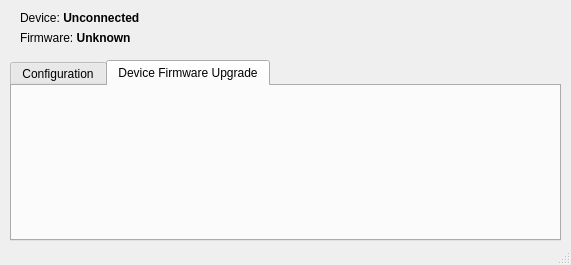
MartianZ/Project-Clock, file IN-14/User_Application/App/nixietube.ui: the form before one commit.
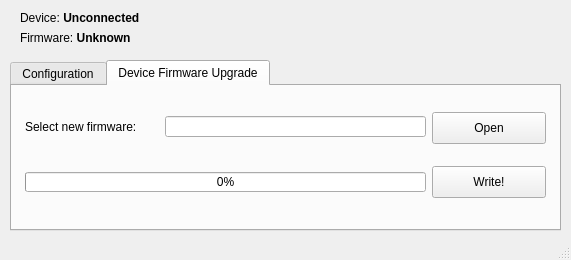
The form after the commit. The open tabs and pages were chosen to show the change.

Patch:
```diff
--- a/IN-14/User_Application/App/nixietube.ui
+++ b/IN-14/User_Application/App/nixietube.ui
@@ -10,7 +10,7 @@
     <x>0</x>
     <y>0</y>
     <width>571</width>
-    <height>265</height>
+    <height>260</height>
    </rect>
   </property>
   <property name="windowTitle">
@@ -18,12 +18,15 @@
   </property>
   <widget class="QWidget" name="centralwidget">
    <widget class="QTabWidget" name="tabWidget">
+    <property name="enabled">
+     <bool>true</bool>
+    </property>
     <property name="geometry">
      <rect>
       <x>10</x>
       <y>60</y>
       <width>551</width>
-      <height>181</height>
+      <height>171</height>
      </rect>
     </property>
     <property name="layoutDirection">
@@ -141,6 +144,68 @@
      <attribute name="title">
       <string>Device Firmware Upgrade</string>
      </attribute>
+     <widget class="QLabel" name="label">
+      <property name="geometry">
+       <rect>
+        <x>13</x>
+        <y>30</y>
+        <width>140</width>
+        <height>21</height>
+       </rect>
+      </property>
+      <property name="text">
+       <string>Select new firmware:</string>
+      </property>
+     </widget>
+     <widget class="QProgressBar" name="progressBar">
+      <property name="geometry">
+       <rect>
+        <x>13</x>
+        <y>86</y>
+        <width>401</width>
+        <height>20</height>
+       </rect>
+      </property>
+      <property name="value">
+       <number>0</number>
+      </property>
+     </widget>
+     <widget class="QLineEdit" name="lineEdit">
+      <property name="geometry">
+       <rect>
+        <x>153</x>
+        <y>30</y>
+        <width>261</width>
+        <height>21</height>
+       </rect>
+      </property>
+     </widget>
+     <widget class="QPushButton" name="pushButton">
+      <property name="geometry">
+       <rect>
+        <x>420</x>
+        <y>26</y>
+        <width>114</width>
+        <height>32</height>
+       </rect>
+      </property>
+      <property name="text">
+       <string>Open</string>
+      </property>
+     </widget>
+     <widget class="QPushButton" name="pushButton_2">
+      <property name="geometry">
+       <rect>
+        <x>420</x>
+        <y>80</y>
+        <width>114</width>
+        <height>32</height>
+       </rect>
+      </property>
+      <property name="text">
+       <string>Write!</string>
+      </property>
+     </widget>
     </widget>
    </widget>
    <widget class="QLabel" name="lbl_device_status">
```
Left out of the diff: 2 changed lines with no effect on the pictures.
